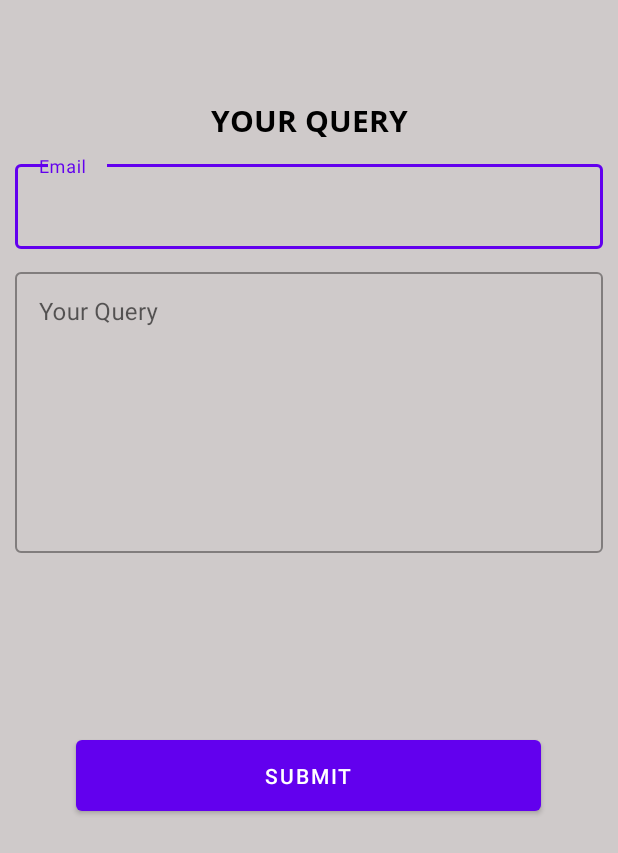
After one commit to SparkMatrixTechnology/CampusRider_Customer, an Android app: the fragment ComplainFragment shown on its own in the app's theme, on a phone screen of 412 x 824 dp. The commit adds this screen. Shown: the top 853 px of the screen. Run offline under Robolectric (Android 15) with nearby library versions, the phone set to English and light mode, and no system bars; our stand-ins replace Volley.

Commit message:
4th commit

```diff
--- /dev/null
+++ b/app/src/main/java/com/example/campusrider_customer/ComplainFragment.java
@@ -0,0 +1,78 @@
+package com.example.campusrider_customer;
+
+import android.content.Intent;
+import android.os.Bundle;
+
+import androidx.annotation.Nullable;
+import androidx.fragment.app.Fragment;
+
+import android.view.LayoutInflater;
+import android.view.View;
+import android.view.ViewGroup;
+import android.widget.Toast;
+
+import com.android.volley.AuthFailureError;
+import com.android.volley.Request;
+import com.android.volley.RequestQueue;
+import com.android.volley.Response;
+import com.android.volley.VolleyError;
+import com.android.volley.toolbox.StringRequest;
+import com.android.volley.toolbox.Volley;
+import com.example.campusrider_customer.databinding.FragmentComplainBinding;
+import java.util.HashMap;
+import java.util.Map;
+
+public class ComplainFragment extends Fragment {
+
+    FragmentComplainBinding binding;
+
+    @Override
+    public View onCreateView(LayoutInflater inflater, ViewGroup container,
+                             Bundle savedInstanceState) {
+        binding = FragmentComplainBinding.inflate(inflater, container, false);
+        View root = binding.getRoot();
+
+        binding.submitBtn.setOnClickListener(new View.OnClickListener() {
+            @Override
+            public void onClick(View v) {
+                submitMessage();
+            }
+        });
+
+
+
+        return root;
+    }
+    public void submitMessage(){
+        StringRequest request=new StringRequest(Request.Method.POST, "http://campusriderbd.com/Customer/query.php", new Response.Listener<String>() {
+            @Override
+            public void onResponse(String response) {
+                if(response.equals("successful")){
+                    Toast.makeText(getContext(),"Successful",Toast.LENGTH_SHORT).show();
+                }else{
+                    Toast.makeText(getContext(),"Unsuccessful",Toast.LENGTH_SHORT).show();
+                }
+
+            }
+        }, new Response.ErrorListener() {
+            @Override
+            public void onErrorResponse(VolleyError error) {
+                Toast.makeText(getContext(),error.getMessage().toString(),Toast.LENGTH_SHORT).show();
+            }
+        }
+        ){
+            @Nullable
+            @Override
+            protected Map<String, String> getParams() throws AuthFailureError {
+                Map<String,String> params=new HashMap<String, String>();
+                params.put("email",binding.emailText.getText().toString().trim());
+                params.put("message",binding.messageText.getText().toString().trim());
+
+                return params;
+            }
+        };
+        RequestQueue requestQueue= Volley.newRequestQueue(getContext());
+        requestQueue.add(request);
+
+    }
+}
--- /dev/null
+++ b/app/src/main/res/drawable/baseline_comment_24.xml
@@ -0,0 +1,5 @@
+<vector android:autoMirrored="true" android:height="24dp"
+    android:tint="#151414" android:viewportHeight="24"
+    android:viewportWidth="24" android:width="24dp" xmlns:android="http://schemas.android.com/apk/res/android">
+    <path android:fillColor="@android:color/white" android:pathData="M21.99,4c0,-1.1 -0.89,-2 -1.99,-2L4,2c-1.1,0 -2,0.9 -2,2v12c0,1.1 0.9,2 2,2h14l4,4 -0.01,-18zM18,14L6,14v-2h12v2zM18,11L6,11L6,9h12v2zM18,8L6,8L6,6h12v2z"/>
+</vector>
--- a/app/src/main/res/layout/activity_my_order_details.xml
+++ b/app/src/main/res/layout/activity_my_order_details.xml
@@ -64,7 +64,7 @@
                         android:orientation="horizontal"
                         android:layout_margin="10dp"
                         android:visibility="visible"
-                        android:padding="10dp">
+          >
                         <ProgressBar
                             android:id="@+id/placedProgressBar"
                             style="?android:attr/progressBarStyleHorizontal"
--- /dev/null
+++ b/app/src/main/res/layout/fragment_complain.xml
@@ -0,0 +1,99 @@
+<?xml version="1.0" encoding="utf-8"?>
+<FrameLayout xmlns:android="http://schemas.android.com/apk/res/android"
+    xmlns:app="http://schemas.android.com/apk/res-auto"
+    xmlns:tools="http://schemas.android.com/tools"
+    android:layout_width="match_parent"
+    android:layout_height="match_parent"
+    android:background="@color/backgroundColor"
+    tools:context=".ComplainFragment">
+
+    <androidx.constraintlayout.widget.ConstraintLayout
+        android:layout_width="match_parent"
+        android:layout_height="match_parent">
+
+        <TextView
+            android:id="@+id/textView9"
+            android:layout_width="match_parent"
+            android:layout_height="wrap_content"
+            android:layout_marginTop="56dp"
+            android:fontFamily="@font/open_sans_bold"
+            android:padding="10dp"
+            android:text="Your Query"
+            android:textAlignment="center"
+            android:textAllCaps="true"
+            android:textColor="@color/black"
+            android:textSize="20dp"
+            android:textStyle="bold"
+            app:layout_constraintEnd_toEndOf="parent"
+            app:layout_constraintHorizontal_bias="0.0"
+            app:layout_constraintStart_toStartOf="parent"
+            app:layout_constraintTop_toTopOf="parent" />
+
+        <com.google.android.material.textfield.TextInputLayout
+            android:id="@+id/layout1"
+            style="@style/Widget.MaterialComponents.TextInputLayout.OutlinedBox"
+            android:layout_width="match_parent"
+            android:layout_height="wrap_content"
+            app:layout_constraintEnd_toEndOf="parent"
+            app:layout_constraintHorizontal_bias="1.0"
+            app:layout_constraintStart_toStartOf="@+id/textView9"
+            app:layout_constraintTop_toBottomOf="@+id/textView9">
+            <com.google.android.material.textfield.TextInputEditText
+                android:id="@+id/emailText"
+                android:layout_width="match_parent"
+                android:layout_height="wrap_content"
+                android:layout_marginTop="36dp"
+                android:inputType="textEmailAddress"
+                android:hint="Email"
+
+                app:hintTextColor="@color/black"
+                android:layout_margin="10dp"
+                 />
+
+        </com.google.android.material.textfield.TextInputLayout>
+
+        <com.google.android.material.textfield.TextInputLayout
+            android:id="@+id/textInputLayout"
+            style="@style/Widget.MaterialComponents.TextInputLayout.OutlinedBox"
+            android:layout_width="match_parent"
+            android:layout_height="wrap_content"
+            app:layout_constraintEnd_toEndOf="parent"
+            app:layout_constraintHorizontal_bias="1.0"
+            app:layout_constraintStart_toStartOf="@+id/layout1"
+            app:layout_constraintTop_toBottomOf="@+id/layout1">
+
+            <com.google.android.material.textfield.TextInputEditText
+                android:id="@+id/messageText"
+                android:layout_width="match_parent"
+                android:layout_height="wrap_content"
+                android:layout_margin="10dp"
+                android:layout_marginTop="36dp"
+                android:gravity="top"
+                android:hint="Your Query"
+                android:inputType="textMultiLine"
+                android:lines="8"
+                android:overScrollMode="always"
+                android:scrollbarStyle="insideInset"
+                android:scrollbars="vertical"
+                android:scrollHorizontally="false"
+                app:hintTextColor="@color/black" />
+
+        </com.google.android.material.textfield.TextInputLayout>
+
+        <Button
+            android:id="@+id/submitBtn"
+            android:layout_width="310dp"
+            android:layout_height="59dp"
+            android:text="Submit"
+            app:layout_constraintBottom_toBottomOf="parent"
+            app:layout_constraintEnd_toEndOf="parent"
+            app:layout_constraintHorizontal_bias="0.498"
+            app:layout_constraintStart_toStartOf="parent"
+            app:layout_constraintTop_toBottomOf="@+id/textInputLayout"
+            app:layout_constraintVertical_bias="0.281" />
+
+
+    </androidx.constraintlayout.widget.ConstraintLayout>
+
+
+</FrameLayout>
--- a/app/src/main/res/menu/activity_grocery_drawer.xml
+++ b/app/src/main/res/menu/activity_grocery_drawer.xml
@@ -20,6 +20,10 @@
             android:id="@+id/nav_help"
             android:icon="@drawable/baseline_help_24"
             android:title="@string/help_center"/>
+        <item
+            android:id="@+id/nav_complain"
+            android:icon="@drawable/baseline_comment_24"
+            android:title="@string/query"/>
 
     </group>
 </menu>
--- a/app/src/main/res/menu/activity_main_drawer.xml
+++ b/app/src/main/res/menu/activity_main_drawer.xml
@@ -16,5 +16,9 @@
             android:id="@+id/nav_help"
             android:icon="@drawable/baseline_help_24"
             android:title="@string/help_center"/>
+        <item
+            android:id="@+id/nav_complain"
+            android:icon="@drawable/baseline_comment_24"
+            android:title="@string/query"/>
     </group>
 </menu>
--- a/app/src/main/res/navigation/mobile_navigation.xml
+++ b/app/src/main/res/navigation/mobile_navigation.xml
@@ -21,5 +21,10 @@
         android:name="com.example.campusrider_customer.Food.ui.help.FoodHelpFragment"
         android:label="@string/help_center"
         tools:layout="@layout/fragment_food_help" />
+    <fragment
+        android:id="@+id/complainFragment"
+        android:name="com.example.campusrider_customer.ComplainFragment"
+        android:label="fragment_complain"
+        tools:layout="@layout/fragment_complain" />
 
 </navigation>
--- a/app/src/main/res/navigation/mobile_navigation2.xml
+++ b/app/src/main/res/navigation/mobile_navigation2.xml
@@ -27,4 +27,9 @@
         android:name="com.example.campusrider_customer.Grocery.ui.Order.OrderFragment"
         android:label="@string/my_order"
         tools:layout="@layout/fragment_order" />
+    <fragment
+        android:id="@+id/complainFragment"
+        android:name="com.example.campusrider_customer.ComplainFragment"
+        android:label="fragment_complain"
+        tools:layout="@layout/fragment_complain" />
 </navigation>
--- a/app/src/main/res/values/strings.xml
+++ b/app/src/main/res/values/strings.xml
@@ -27,4 +27,6 @@
     <string name="cart_list">Cart List</string>
     <string name="pantry_list">Pantry LIst</string>
     <string name="help_center">Help Center</string>
+    <string name="complain">Complain</string>
+    <string name="query">Query</string>
 </resources>
```
Also changed, not shown: app/src/main/java/com/example/campusrider_customer/Food/activity/MyOrderDetailsActivity.java (+16 -2 lines).
